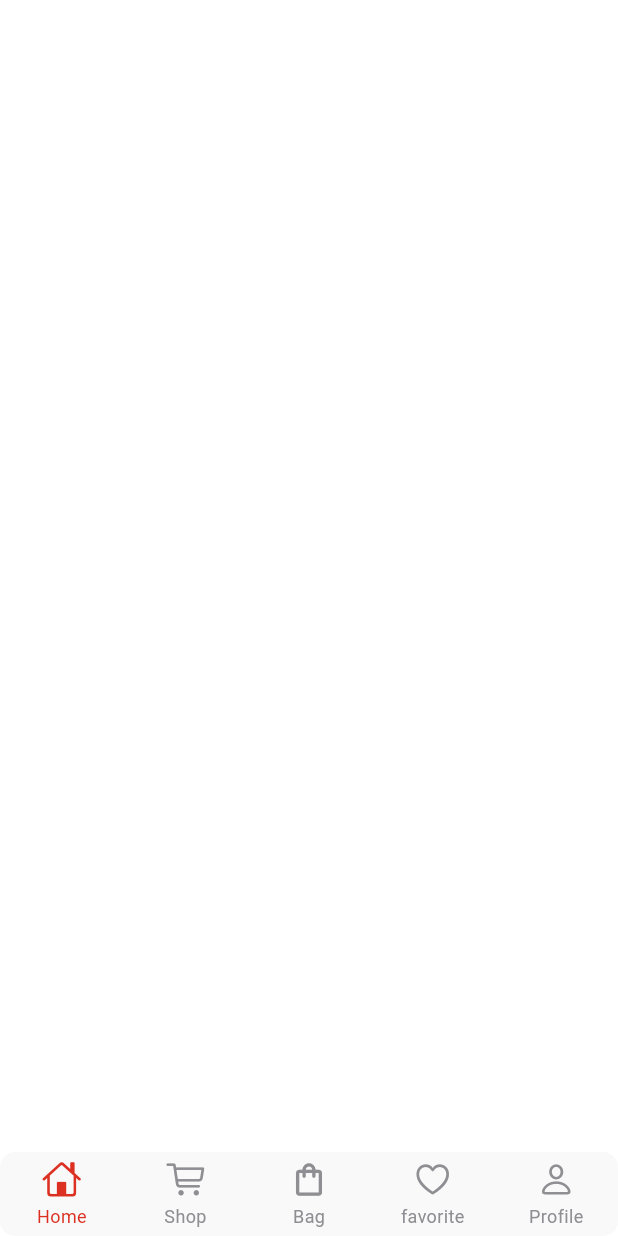
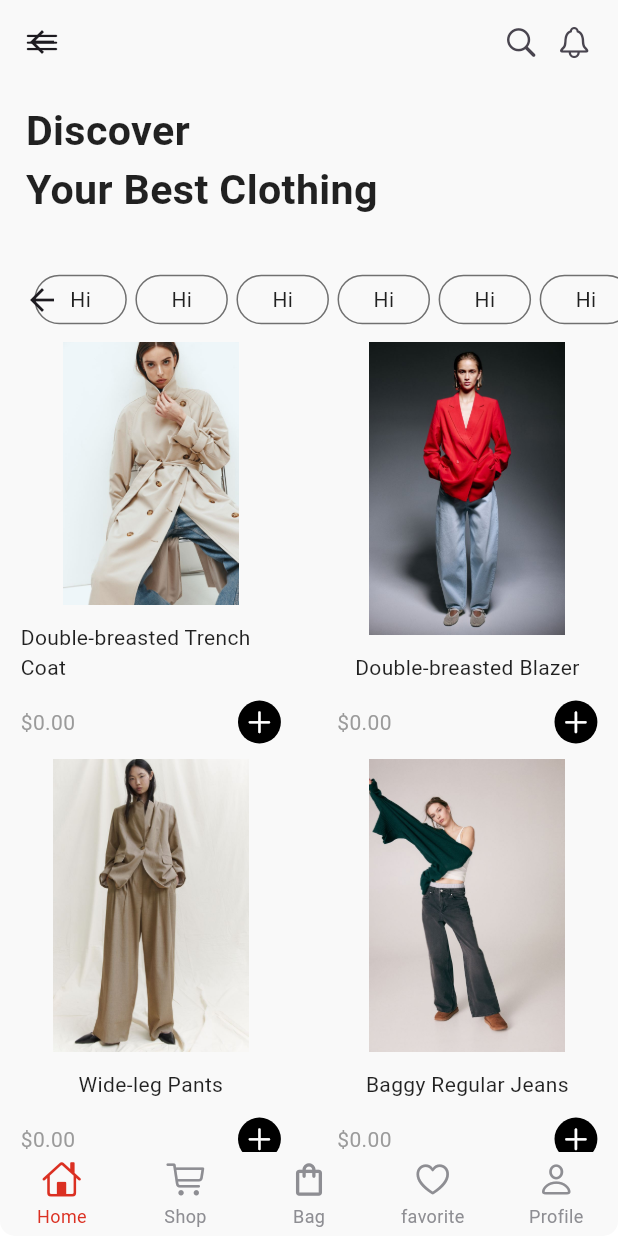
Before and after one commit to Minionb/Fashion-Fusion, a Flutter app: the NavBar screen opened by its route, on a phone screen of 412 x 824 dp. Run offline on Flutter 3.47's test engine with Material 3 defaults, Android fonts, the phone set to English and light mode, and no system bars; drawn by our look-alikes of persistent_bottom_nav_bar_v2; our stand-ins replace dartz, dio, equatable, flutter_bloc, flutter_screenutil, get_it and 4 more; missing offline and left inert: phone_form_field; accounts and stored records are empty.

Commit message:
feat: home

```diff
--- /dev/null
+++ b/lib/view/home/screen/home_screen.dart
@@ -0,0 +1,208 @@
+import 'package:fashion_fusion/core/utils/app_colors.dart';
+import 'package:fashion_fusion/core/utils/app_images.dart';
+import 'package:flutter/cupertino.dart';
+import 'package:flutter/material.dart';
+import 'package:flutter/services.dart';
+import 'package:flutter/widgets.dart';
+import 'package:flutter_screenutil/flutter_screenutil.dart';
+
+class HomeScreen extends StatelessWidget {
+  const HomeScreen({Key? key}) : super(key: key);
+
+  @override
+  Widget build(BuildContext context) {
+    return Scaffold(
+      body: SafeArea(
+        child: NestedScrollView(
+            headerSliverBuilder: (BuildContext context, bool innerBoxScrolled) {
+              return <Widget>[
+                _buildAppBar1(),
+                _buildAppBar2(),
+              ];
+            },
+            body: GridView.builder(
+              itemCount: ProductModel.products.length,
+              gridDelegate: const SliverGridDelegateWithFixedCrossAxisCount(
+                  crossAxisCount: 2,
+                  mainAxisSpacing: 10,
+                  crossAxisSpacing: 10,
+                  childAspectRatio: 0.75),
+              itemBuilder: (context, index) {
+                final model = ProductModel.products[index];
+                return Container(
+                  decoration: const BoxDecoration(),
+                  child: Column(
+                    children: [
+                      Expanded(
+                          child: Image.asset(
+                        model.imagePath,
+                        fit: BoxFit.cover,
+                      )),
+                      Padding(
+                        padding: const EdgeInsets.symmetric(horizontal: 12.0).w,
+                        child: Column(
+                          children: [
+                            10.verticalSpace,
+                            Text(model.label),
+                            10.verticalSpace,
+                            Row(
+                              children: [
+                                Text(
+                                  "\$${model.price.toStringAsFixed(2)}",
+                                  style: TextStyle(color: AppColors.textGray),
+                                ),
+                                const Spacer(),
+                                Container(
+                                  padding: const EdgeInsets.all(4),
+                                  decoration: const BoxDecoration(
+                                      color: Colors.black,
+                                      shape: BoxShape.circle),
+                                  child: Icon(
+                                    CupertinoIcons.add,
+                                    color: Colors.white,
+                                    size: 18.sp,
+                                  ),
+                                )
+                              ],
+                            ),
+                          ],
+                        ),
+                      )
+                    ],
+                  ),
+                );
+              },
+            )),
+      ),
+    );
+  }
+
+  SliverAppBar _buildAppBar1() {
+    return SliverAppBar(
+      expandedHeight: 150.sp,
+      floating: false,
+      elevation: 0,
+      systemOverlayStyle: SystemUiOverlayStyle.dark,
+      flexibleSpace: FlexibleSpaceBar(
+        collapseMode: CollapseMode.parallax,
+        background: Column(
+          crossAxisAlignment: CrossAxisAlignment.start,
+          children: [
+            AppBar(
+              systemOverlayStyle: SystemUiOverlayStyle.dark,
+              leading: const Icon(CupertinoIcons.line_horizontal_3),
+              elevation: 0,
+              actions: [
+                Row(
+                  children: [
+                    const Icon(CupertinoIcons.search),
+                    10.horizontalSpace,
+                    const Icon(CupertinoIcons.bell),
+                    15.horizontalSpace
+                  ],
+                )
+              ],
+            ),
+            10.verticalSpace,
+            Padding(
+              padding: const EdgeInsets.symmetric(horizontal: 15.0).w,
+              child: Text(
+                "Discover\nYour Best Clothing",
+                style: TextStyle(
+                  fontWeight: FontWeight.bold,
+                  fontSize: 24.sp,
+                ),
+              ),
+            ),
+          ],
+        ),
+      ),
+    );
+  }
+
+  SliverAppBar _buildAppBar2() {
+    return SliverAppBar(
+        pinned: true,
+        elevation: 4,
+        systemOverlayStyle: SystemUiOverlayStyle.dark,
+        backgroundColor: AppColors.bg,
+        flexibleSpace: ListView.separated(
+          padding: const EdgeInsets.symmetric(horizontal: 20, vertical: 10).w,
+          shrinkWrap: true,
+          scrollDirection: Axis.horizontal,
+          itemCount: 30,
+          separatorBuilder: (context, index) => 5.horizontalSpace,
+          itemBuilder: (context, index) {
+            return Container(
+              padding: const EdgeInsets.symmetric(horizontal: 20).w,
+              decoration: BoxDecoration(
+                  border: Border.all(color: AppColors.darkSeliver),
+                  borderRadius: BorderRadius.circular(20)),
+              child: const Center(
+                child: Text("Hi"),
+              ),
+            );
+          },
+        ));
+  }
+}
+
+class ProductModel {
+  final String label;
+  final String imagePath;
+  final double price;
+
+  ProductModel(
+      {required this.label, required this.imagePath, required this.price});
+
+  static List<ProductModel> products = [
+    ProductModel(
+        label: "Double-breasted Trench Coat",
+        imagePath: "${AppImages.imagePath}/1.jpeg",
+        price: 0),
+    ProductModel(
+        label: "Double-breasted Blazer",
+        imagePath: "${AppImages.imagePath}/2.jpeg",
+        price: 0),
+    ProductModel(
+        label: "Wide-leg Pants",
+        imagePath: "${AppImages.imagePath}/3.jpeg",
+        price: 0),
+    ProductModel(
+        label: "Baggy Regular Jeans",
+        imagePath: "${AppImages.imagePath}/4.jpeg",
+        price: 0),
+    ProductModel(
+        label: "Jacquard-knit Sweater",
+        imagePath: "${AppImages.imagePath}/5.jpeg",
+        price: 0),
+    ProductModel(
+        label: "Puffer Vest",
+        imagePath: "${AppImages.imagePath}/6.jpeg",
+        price: 0),
+    ProductModel(
+        label: "Linen-blend Pull-on Pants",
+        imagePath: "${AppImages.imagePath}/7.jpeg",
+        price: 0),
+    ProductModel(
+        label: "Coated Bomber Jacket",
+        imagePath: "${AppImages.imagePath}/8.jpeg",
+        price: 0),
+    ProductModel(
+        label: "Linen-blend Pull-on Pants",
+        imagePath: "${AppImages.imagePath}/9.jpeg",
+        price: 0),
+    ProductModel(
+        label: "MAMA Straight Ankle Jeans",
+        imagePath: "${AppImages.imagePath}/10.jpeg",
+        price: 0),
+    ProductModel(
+        label: "Long-sleeved Jersey Top",
+        imagePath: "${AppImages.imagePath}/11.jpeg",
+        price: 0),
+    ProductModel(
+        label: "Curvy Fit Baggy Low Jeans",
+        imagePath: "${AppImages.imagePath}/12.jpeg",
+        price: 0),
+  ];
+}
--- a/lib/view/navBar/nav_bar.dart
+++ b/lib/view/navBar/nav_bar.dart
@@ -1,4 +1,5 @@
 import 'package:fashion_fusion/core/utils/app_colors.dart';
+import 'package:fashion_fusion/view/home/screen/home_screen.dart';
 import 'package:flutter/cupertino.dart';
 import 'package:flutter/material.dart';
 import 'package:persistent_bottom_nav_bar_v2/persistent-tab-view.dart';
@@ -54,7 +55,7 @@
 
   List<Widget> _buildScreens() {
     return [
-      Container(),
+      HomeScreen(),
       Container(),
       Container(),
       Container(),
--- /dev/null
+++ b/mason-lock.json
@@ -0,0 +1 @@
+{"bricks":{"pagination":{"git":{"url":"https://github.com/muayadhaddad59/test_mason.git","path":"bricks/pagination","ref":"1f5c22b562588181183b19fdeececb16e5ef76d4"}}}}
```
Also changed, not shown: lib/view/home/widget/custom.dart (added, +115 -0 lines), mason.yaml (+4 -4 lines), .mason/bricks.json (added), assets/images/1.jpeg (added), assets/images/10.jpeg (added), assets/images/11.jpeg (added), assets/images/12.jpeg (added), assets/images/2.jpeg (added), assets/images/3.jpeg (added), assets/images/4.jpeg (added), assets/images/5.jpeg (added), assets/images/6.jpeg (added), assets/images/7.jpeg (added), assets/images/8.jpeg (added), 2 more files, 2 other files.
